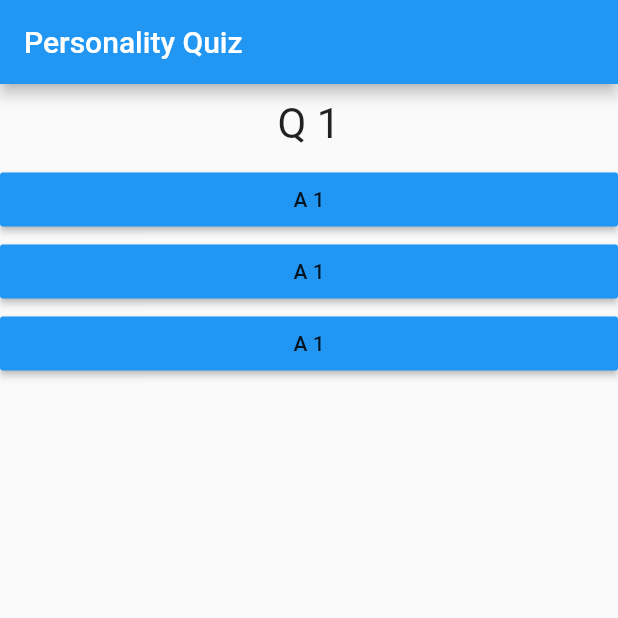
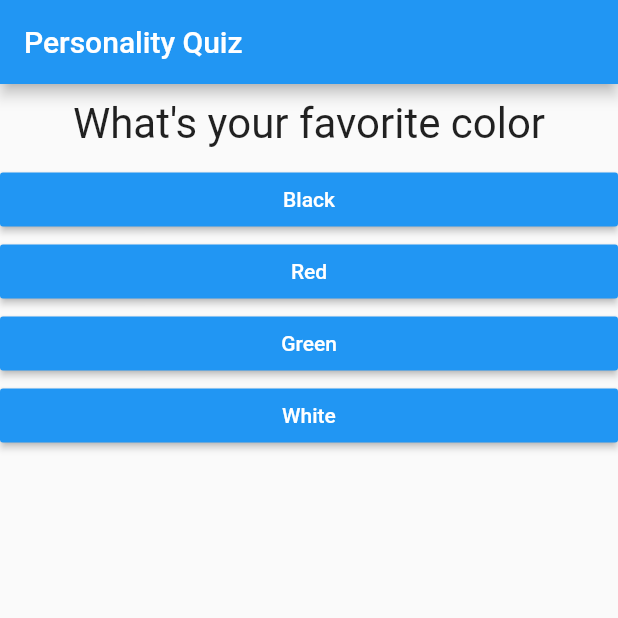
Before and after one commit to BoodynX/UT1Quiz, a Flutter app: the screen it shows after launch, on a phone screen of 412 x 824 dp, the top half of it. Run offline on Flutter 3.47's test engine with Material 2 defaults, Android fonts, the phone set to English and light mode, and no system bars.

Commit message:
feat: map based question-answers sets lists (lesson 45)

```diff
--- a/lib/answer.dart
+++ b/lib/answer.dart
@@ -2,16 +2,18 @@ import 'package:flutter/material.dart';
 
 class Answer extends StatelessWidget {
   final Function selectHandler;
+  final String answerText;
 
-  Answer(this.selectHandler);
+  Answer(this.selectHandler, this.answerText);
 
   @override
   Widget build(BuildContext context) {
     return Container(
       width: double.infinity,
       child: RaisedButton(
+        textColor: Colors.white,
         color: Colors.blue,
-        child: Text('A 1'),
+        child: Text(this.answerText),
         onPressed: this.selectHandler
       ),
     );
--- a/lib/main.dart
+++ b/lib/main.dart
@@ -16,7 +16,20 @@ class MyApp extends StatefulWidget {
 class _MyAppState extends State<MyApp> {
   var _questionIndex = 0;
 
-  var _questions = ['Q 1', 'Q 2', 'Q 3'];
+  var _questions = [
+    {
+      'questionText': 'What\'s your favorite color',
+      'answers': ['Black', 'Red', 'Green', 'White']
+    },
+    {
+      'questionText': 'What\'s your favorite car brand',
+      'answers': ['Toyota', 'Fiat', 'Dacia']
+    },
+    {
+      'questionText': 'What\'s your favorite food',
+      'answers': ['Sushi', 'Kebab', 'Pizza', 'Burger', 'Hot Dog']
+    },
+  ];
 
   Widget build(BuildContext context) {
     return MaterialApp(
@@ -26,10 +39,11 @@ class _MyAppState extends State<MyApp> {
         ),
         body: Column(
           children: [
-            Question(this._questions[this._questionIndex]),
-            Answer(this._answerQuestion),
-            Answer(this._answerQuestion),
-            Answer(this._answerQuestion),
+            Question(this._questions[this._questionIndex]['questionText']),
+            ...(this._questions[this._questionIndex]['answers'] as List<String>)
+                .map((answer) {
+                  return Answer(this._answerQuestion, answer);
+            }).toList()
           ],
         ),
       ),
```
